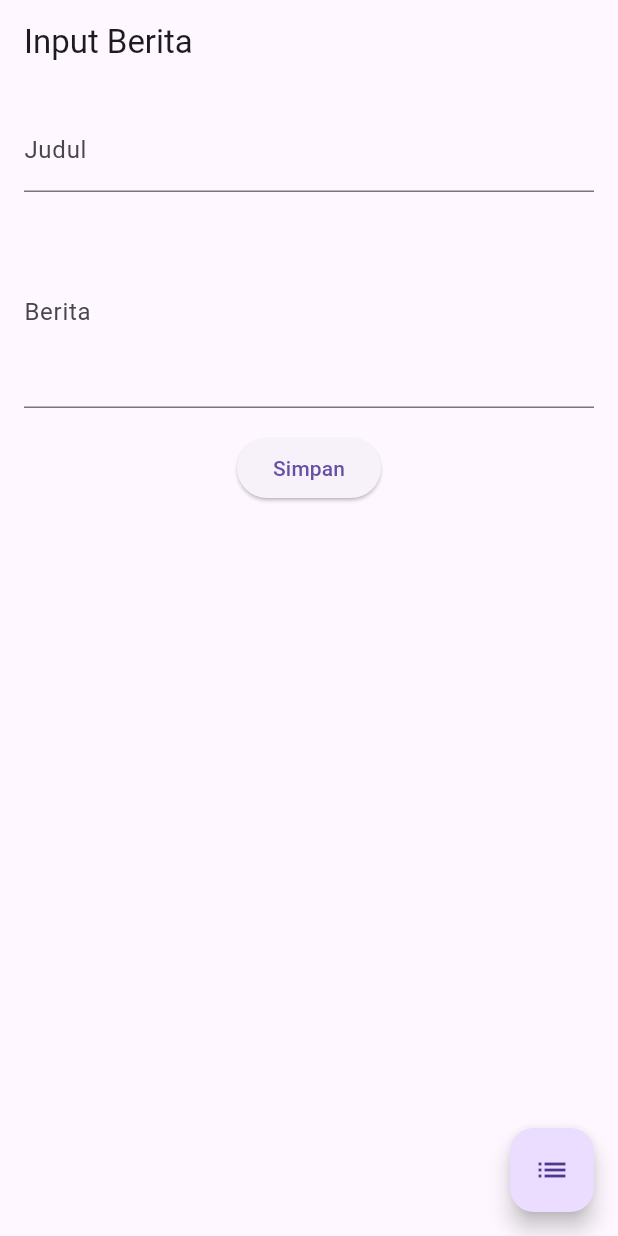
After one commit to ardiandp/beritaflutter, a Flutter app: the screen it shows after launch, after a tap on "Simpan", on a phone screen of 412 x 824 dp. The commit adds this screen. Run offline on Flutter 3.47's test engine with Material 3 defaults, Android fonts, the phone set to English and light mode, and no system bars.

Commit message:
input berita dan tampil

```diff
--- /dev/null
+++ b/lib/berita_model.dart
@@ -0,0 +1,6 @@
+class Berita {
+  final String judul;
+  final String isi;
+
+  Berita({required this.judul, required this.isi});
+}
--- /dev/null
+++ b/lib/input_berita.dart
@@ -0,0 +1,73 @@
+// input_berita.dart
+import 'package:flutter/material.dart';
+import 'berita_model.dart';
+import 'list_berita.dart';
+
+class InputBeritaScreen extends StatefulWidget {
+  @override
+  _InputBeritaScreenState createState() => _InputBeritaScreenState();
+}
+
+class _InputBeritaScreenState extends State<InputBeritaScreen> {
+  TextEditingController _judulController = TextEditingController();
+  TextEditingController _beritaController = TextEditingController();
+
+  List<Berita> _beritaList = [];
+
+  @override
+  Widget build(BuildContext context) {
+    return Scaffold(
+      appBar: AppBar(
+        title: Text('Input Berita'),
+      ),
+      body: Padding(
+        padding: const EdgeInsets.all(16.0),
+        child: Column(
+          children: [
+            TextField(
+              controller: _judulController,
+              decoration: InputDecoration(labelText: 'Judul'),
+            ),
+            SizedBox(height: 16.0),
+            TextField(
+              controller: _beritaController,
+              maxLines: 4,
+              decoration: InputDecoration(labelText: 'Berita'),
+            ),
+            SizedBox(height: 16.0),
+            ElevatedButton(
+              onPressed: () {
+                _simpanBerita();
+              },
+              child: Text('Simpan'),
+            ),
+          ],
+        ),
+      ),
+      floatingActionButton: FloatingActionButton(
+        onPressed: () {
+          Navigator.push(
+            context,
+            MaterialPageRoute(
+              builder: (context) => NewsListScreen(beritaList: _beritaList),
+            ),
+          );
+        },
+        child: Icon(Icons.list),
+      ),
+    );
+  }
+
+  void _simpanBerita() {
+    String judul = _judulController.text;
+    String berita = _beritaController.text;
+
+    setState(() {
+      _beritaList.add(Berita(judul: judul, isi: berita));
+    });
+
+    // Clear input fields setelah menyimpan
+    _judulController.clear();
+    _beritaController.clear();
+  }
+}
```
Also changed, not shown: lib/list_berita.dart (added, +27 -0 lines), lib/main.dart (+3 -51 lines).
